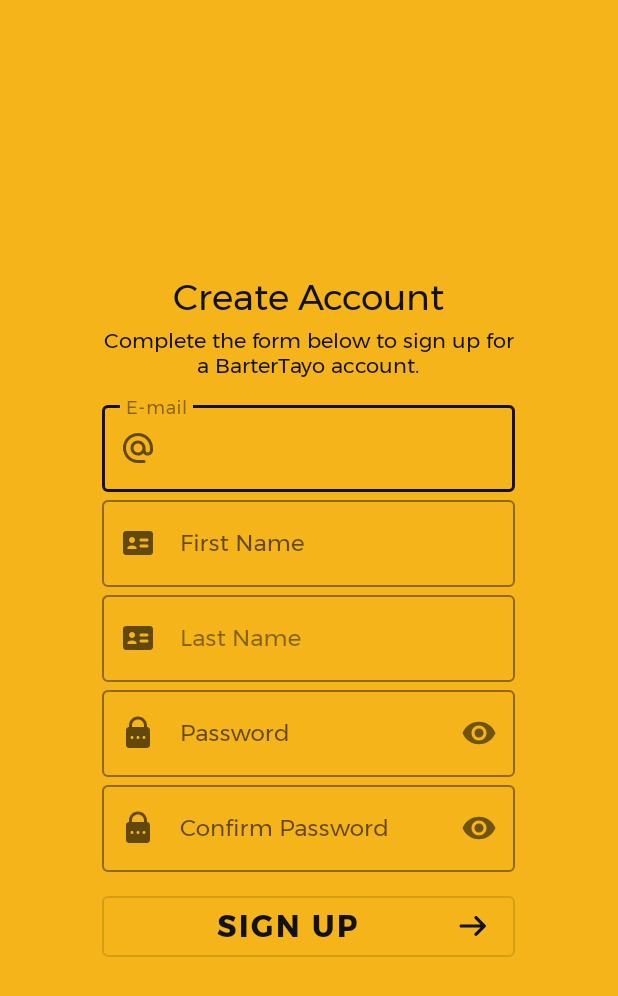
After one commit to hmcldryl/BarterTayo, an Android app: the RegisterActivity screen opened directly, with no data from a screen before it, on a phone screen of 412 x 824 dp. The commit adds this screen. Shown: the top 996 px of the screen. Run offline under Robolectric (Android 15) with nearby library versions, the phone set to English and light mode, and no system bars; our stand-ins replace Firebase (no records; nobody signed in at launch, a user with empty details on screens opened directly).

Commit message:
Added Firebase Authentication, minor layout changes and additions.

```diff
--- a/app/build.gradle
+++ b/app/build.gradle
@@ -1,4 +1,5 @@
 apply plugin: 'com.android.application'
+apply plugin: 'com.google.gms.google-services'
 
 android {
     compileSdkVersion 29
@@ -26,11 +27,13 @@
     implementation fileTree(dir: "libs", include: ["*.jar"])
     implementation 'androidx.appcompat:appcompat:1.3.0-alpha01'
     implementation 'com.google.android.material:material:1.3.0-alpha01'
+    implementation 'com.google.firebase:firebase-analytics:17.4.4'
     implementation 'androidx.constraintlayout:constraintlayout:1.1.3'
     implementation 'androidx.navigation:navigation-fragment:2.3.0'
     implementation 'androidx.navigation:navigation-ui:2.3.0'
     implementation 'androidx.lifecycle:lifecycle-extensions:2.2.0'
     implementation 'androidx.legacy:legacy-support-v4:1.0.0'
+    implementation 'com.google.firebase:firebase-auth:19.3.1'
     testImplementation 'junit:junit:4.13'
     androidTestImplementation 'androidx.test.ext:junit:1.1.1'
     androidTestImplementation 'androidx.test.espresso:espresso-core:3.2.0'
--- /dev/null
+++ b/app/src/main/res/drawable/background_login.xml
@@ -0,0 +1,4 @@
+<?xml version="1.0" encoding="utf-8"?>
+<shape xmlns:android="http://schemas.android.com/apk/res/android">
+    <solid android:color="@color/colorPrimary" />
+</shape>
--- /dev/null
+++ b/app/src/main/res/drawable/background_register.xml
@@ -0,0 +1,4 @@
+<?xml version="1.0" encoding="utf-8"?>
+<shape xmlns:android="http://schemas.android.com/apk/res/android">
+    <solid android:color="@color/colorPrimary" />
+</shape>
--- /dev/null
+++ b/app/src/main/res/drawable/ic_small_email.xml
@@ -0,0 +1,9 @@
+<vector xmlns:android="http://schemas.android.com/apk/res/android"
+    android:width="24dp"
+    android:height="24dp"
+    android:viewportWidth="24"
+    android:viewportHeight="24">
+  <path
+      android:pathData="M12,2C6.4887,2 2,6.4887 2,12C2,17.5113 6.4887,22 12,22L16,22A1.0001,1.0001 0,1 0,16 20L12,20C7.5693,20 4,16.4307 4,12C4,7.5693 7.5693,4 12,4C16.4307,4 20,7.5693 20,12L20,13.5C20,14.3408 19.3408,15 18.5,15C17.6592,15 17,14.3408 17,13.5L17,12A1.0001,1.0001 0,0 0,16.9941 11.8887C16.9339,9.1904 14.712,7 12,7C9.2504,7 7,9.2504 7,12C7,14.7496 9.2504,17 12,17C13.4136,17 14.6879,16.3989 15.5996,15.4473C16.2307,16.3809 17.2977,17 18.5,17C20.4212,17 22,15.4212 22,13.5L22,12C22,6.4887 17.5113,2 12,2zM12,9C13.6687,9 15,10.3313 15,12C15,13.6687 13.6687,15 12,15C10.3313,15 9,13.6687 9,12C9,10.3313 10.3313,9 12,9z"
+      android:fillColor="#FFFFFF"/>
+</vector>
--- /dev/null
+++ b/app/src/main/res/drawable/ic_small_name.xml
@@ -0,0 +1,9 @@
+<vector xmlns:android="http://schemas.android.com/apk/res/android"
+    android:width="24dp"
+    android:height="24dp"
+    android:viewportWidth="24"
+    android:viewportHeight="24">
+  <path
+      android:pathData="M2,6v12c0,1.1 0.9,2 2,2h16c1.1,0 2,-0.9 2,-2V6c0,-1.1 -0.9,-2 -2,-2H4C2.895,4 2,4.895 2,6zM8,8c1.105,0 2,0.895 2,2c0,1.105 -0.895,2 -2,2s-2,-0.895 -2,-2C6,8.895 6.895,8 8,8zM5,15.1c0,-0.998 1.999,-1.5 3,-1.5s3,0.502 3,1.5V16H5V15.1zM18,11h-4c-0.552,0 -1,-0.448 -1,-1v0c0,-0.552 0.448,-1 1,-1h4c0.552,0 1,0.448 1,1v0C19,10.552 18.552,11 18,11zM18,15h-4c-0.552,0 -1,-0.448 -1,-1v0c0,-0.552 0.448,-1 1,-1h4c0.552,0 1,0.448 1,1v0C19,14.552 18.552,15 18,15z"
+      android:fillColor="#FFFFFF"/>
+</vector>
--- /dev/null
+++ b/app/src/main/res/drawable/ic_small_password.xml
@@ -0,0 +1,9 @@
+<vector xmlns:android="http://schemas.android.com/apk/res/android"
+    android:width="24dp"
+    android:height="24dp"
+    android:viewportWidth="24"
+    android:viewportHeight="24">
+  <path
+      android:pathData="M12,1C8.6762,1 6,3.6762 6,7L6,8C4.9,8 4,8.9 4,10L4,20C4,21.1 4.9,22 6,22L18,22C19.1,22 20,21.1 20,20L20,10C20,8.9 19.1,8 18,8L18,7C18,3.6762 15.3238,1 12,1zM12,3C14.2762,3 16,4.7238 16,7L16,8L8,8L8,7C8,4.7238 9.7238,3 12,3zM8,14C8.55,14 9,14.45 9,15C9,15.55 8.55,16 8,16C7.45,16 7,15.55 7,15C7,14.45 7.45,14 8,14zM12,14C12.55,14 13,14.45 13,15C13,15.55 12.55,16 12,16C11.45,16 11,15.55 11,15C11,14.45 11.45,14 12,14zM16,14C16.55,14 17,14.45 17,15C17,15.55 16.55,16 16,16C15.45,16 15,15.55 15,15C15,14.45 15.45,14 16,14z"
+      android:fillColor="#FFFFFF"/>
+</vector>
--- /dev/null
+++ b/app/src/main/res/drawable/ic_small_signup.xml
@@ -0,0 +1,9 @@
+<vector xmlns:android="http://schemas.android.com/apk/res/android"
+    android:width="24dp"
+    android:height="24dp"
+    android:viewportWidth="24"
+    android:viewportHeight="24">
+  <path
+      android:pathData="M14,5.3418C13.7441,5.3418 13.488,5.4412 13.293,5.6367L13.207,5.7227C12.816,6.1137 12.816,6.7467 13.207,7.1367L17.0703,11L4,11C3.448,11 3,11.448 3,12C3,12.552 3.448,13 4,13L17.0703,13L13.207,16.8633C12.816,17.2543 12.816,17.8873 13.207,18.2773L13.293,18.3633C13.684,18.7543 14.317,18.7543 14.707,18.3633L20.3633,12.707C20.7543,12.316 20.7543,11.683 20.3633,11.293L14.707,5.6367C14.5115,5.4412 14.2559,5.3418 14,5.3418z"
+      android:fillColor="#FFFFFF"/>
+</vector>
--- /dev/null
+++ b/app/src/main/res/layout/activity_register.xml
@@ -0,0 +1,174 @@
+<?xml version="1.0" encoding="utf-8"?>
+<RelativeLayout xmlns:android="http://schemas.android.com/apk/res/android"
+    xmlns:app="http://schemas.android.com/apk/res-auto"
+    xmlns:tools="http://schemas.android.com/tools"
+    android:layout_width="match_parent"
+    android:layout_height="match_parent"
+    android:background="@drawable/background_register"
+    android:orientation="vertical"
+    tools:context=".ui.RegisterActivity">
+
+    <RelativeLayout
+        android:layout_width="275dp"
+        android:layout_height="wrap_content"
+        android:layout_centerHorizontal="true"
+        android:layout_centerVertical="true">
+
+        <LinearLayout
+            android:layout_width="match_parent"
+            android:layout_height="wrap_content"
+            android:orientation="vertical">
+
+            <TextView
+                android:layout_width="match_parent"
+                android:layout_height="wrap_content"
+                android:fontFamily="@font/montserrat"
+                android:text="Create Account"
+                android:textAlignment="center"
+                android:textColor="@color/textColor"
+                android:textSize="24sp" />
+
+            <TextView
+                android:layout_width="match_parent"
+                android:layout_height="wrap_content"
+                android:layout_marginBottom="10dp"
+                android:fontFamily="@font/montserrat"
+                android:text="Complete the form below to sign up for a BarterTayo account."
+                android:textAlignment="center"
+                android:textColor="@color/textColor"
+                android:textSize="14sp" />
+
+            <com.google.android.material.textfield.TextInputLayout
+                style="@style/Widget.MaterialComponents.TextInputLayout.OutlinedBox"
+                android:layout_width="match_parent"
+                android:layout_height="wrap_content"
+                android:hint="E-mail"
+                app:boxStrokeColor="@color/iconTint"
+                app:hintEnabled="true"
+                app:hintTextColor="@color/textColorHint"
+                app:startIconDrawable="@drawable/ic_small_email">
+
+                <com.google.android.material.textfield.TextInputEditText
+                    android:id="@+id/regEmail"
+                    android:layout_width="match_parent"
+                    android:layout_height="wrap_content"
+                    android:fontFamily="@font/montserrat"
+                    android:inputType="textEmailAddress"
+                    android:textColor="@color/textColor"
+                    android:textCursorDrawable="@null"
+                    android:textSize="15sp" />
+            </com.google.android.material.textfield.TextInputLayout>
+
+            <com.google.android.material.textfield.TextInputLayout
+                style="@style/Widget.MaterialComponents.TextInputLayout.OutlinedBox"
+                android:layout_width="match_parent"
+                android:layout_height="wrap_content"
+                android:hint="First Name"
+                app:boxStrokeColor="@color/iconTint"
+                app:hintEnabled="true"
+                app:hintTextColor="@color/textColorHint"
+                app:startIconDrawable="@drawable/ic_small_name">
+
+                <com.google.android.material.textfield.TextInputEditText
+                    android:id="@+id/regFirstName"
+                    android:layout_width="match_parent"
+                    android:layout_height="wrap_content"
+                    android:fontFamily="@font/montserrat"
+                    android:inputType="textPersonName"
+                    android:textColor="@color/textColor"
+                    android:textCursorDrawable="@null"
+                    android:textSize="15sp" />
+            </com.google.android.material.textfield.TextInputLayout>
+
+            <com.google.android.material.textfield.TextInputLayout
+                style="@style/Widget.MaterialComponents.TextInputLayout.OutlinedBox"
+                android:layout_width="match_parent"
+                android:layout_height="wrap_content"
+                android:hint="Last Name"
+                android:textColorHint="@color/textColorHint"
+                app:boxStrokeColor="@color/iconTint"
+                app:startIconDrawable="@drawable/ic_small_name">
+
+                <com.google.android.material.textfield.TextInputEditText
+                    android:id="@+id/regLastName"
+                    android:layout_width="match_parent"
+                    android:layout_height="wrap_content"
+                    android:fontFamily="@font/montserrat"
+                    android:inputType="textPersonName"
+                    android:textColor="@color/textColor"
+                    android:textCursorDrawable="@null"
+                    android:textSize="15sp" />
+            </com.google.android.material.textfield.TextInputLayout>
+
+            <com.google.android.material.textfield.TextInputLayout
+                style="@style/Widget.MaterialComponents.TextInputLayout.OutlinedBox"
+                android:layout_width="match_parent"
+                android:layout_height="wrap_content"
+                android:hint="Password"
+                app:boxStrokeColor="@color/iconTint"
+                app:hintEnabled="true"
+                app:hintTextColor="@color/textColorHint"
+                app:passwordToggleEnabled="true"
+                app:startIconDrawable="@drawable/ic_small_password">
+
+                <com.google.android.material.textfield.TextInputEditText
+                    android:id="@+id/regPassword"
+                    android:layout_width="match_parent"
+                    android:layout_height="wrap_content"
+                    android:fontFamily="@font/montserrat"
+                    android:inputType="textPassword"
+                    android:textColor="@color/textColor"
+                    android:textCursorDrawable="@null"
+                    android:textSize="15sp" />
+            </com.google.android.material.textfield.TextInputLayout>
+
+            <com.google.android.material.textfield.TextInputLayout
+                style="@style/Widget.MaterialComponents.TextInputLayout.OutlinedBox"
+                android:layout_width="match_parent"
+                android:layout_height="wrap_content"
+                android:hint="Confirm Password"
+                app:boxStrokeColor="@color/iconTint"
+                app:hintEnabled="true"
+                app:hintTextColor="@color/textColorHint"
+                app:passwordToggleEnabled="true"
+                app:startIconDrawable="@drawable/ic_small_password">
+
+                <com.google.android.material.textfield.TextInputEditText
+                    android:id="@+id/regConfirmPassword"
+                    android:layout_width="match_parent"
+                    android:layout_height="wrap_content"
+                    android:fontFamily="@font/montserrat"
+                    android:inputType="textPassword"
+                    android:textColor="@color/textColor"
+                    android:textCursorDrawable="@null"
+                    android:textSize="15sp" />
+            </com.google.android.material.textfield.TextInputLayout>
+
+            <Button
+                android:id="@+id/btnRegister"
+                style="?attr/materialButtonOutlinedStyle"
+                android:layout_width="match_parent"
+                android:layout_height="wrap_content"
+                android:layout_gravity="center"
+                android:layout_marginTop="10dp"
+                android:clickable="true"
+                android:drawableEnd="@drawable/ic_small_signup"
+                android:drawableTint="@color/iconTint"
+                android:focusable="true"
+                android:fontFamily="@font/montserrat_bold"
+                android:text="Sign Up"
+                android:textColor="@color/textColorButton"
+                android:textSize="20sp" />
+
+            <ProgressBar
+                android:id="@+id/regLoading"
+                android:layout_width="match_parent"
+                android:layout_height="40dp"
+                android:layout_gravity="center"
+                android:indeterminate="true"
+                android:visibility="gone" />
+        </LinearLayout>
+    </RelativeLayout>
+
+
+</RelativeLayout>
--- a/app/src/main/res/layout/fragment_home.xml
+++ b/app/src/main/res/layout/fragment_home.xml
@@ -3,7 +3,7 @@
     xmlns:app="http://schemas.android.com/apk/res-auto"
     xmlns:tools="http://schemas.android.com/tools"
     android:layout_width="match_parent"
-    android:layout_height="wrap_content"
+    android:layout_height="match_parent"
     android:background="@drawable/background_body"
     app:layout_behavior="@string/appbar_scrolling_view_behavior"
     tools:context=".ui.home.HomeFragment">
--- a/app/src/main/res/values/colors.xml
+++ b/app/src/main/res/values/colors.xml
@@ -9,6 +9,8 @@
     <color name="colorBackgroundAppBar">#f4b41a</color>
 
     <color name="textColor">#121212</color>
+    <color name="textColorHint">#80121212</color>
+    <color name="textColorButton">#121212</color>
     <color name="textColorDark">#f4b41a</color>
 
     <color name="iconTint">#121212</color>
--- a/build.gradle
+++ b/build.gradle
@@ -6,6 +6,7 @@
     }
     dependencies {
         classpath "com.android.tools.build:gradle:4.0.0"
+        classpath 'com.google.gms:google-services:4.3.3'
 
         // NOTE: Do not place your application dependencies here; they belong
         // in the individual module build.gradle files
```
Also changed, not shown: app/src/main/AndroidManifest.xml (+7 -0 lines), app/src/main/java/com/opustech/bartertayo/MainActivity.java (+13 -0 lines), app/src/main/java/com/opustech/bartertayo/SetupActivity.java (added, +14 -0 lines), app/src/main/java/com/opustech/bartertayo/ui/LoginActivity.java (added, +68 -0 lines), app/src/main/java/com/opustech/bartertayo/ui/RegisterActivity.java (added, +115 -0 lines), app/src/main/res/layout/activity_login.xml (added, +131 -0 lines), app/src/main/res/layout/activity_setup.xml (added, +9 -0 lines), 1 other file.
